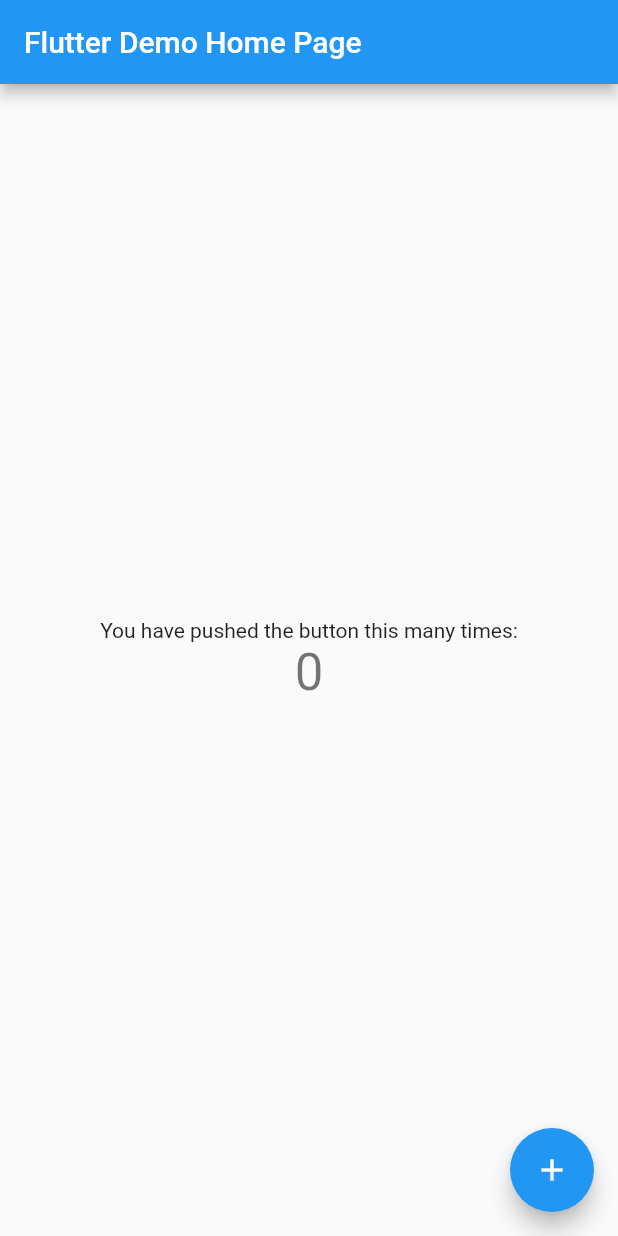
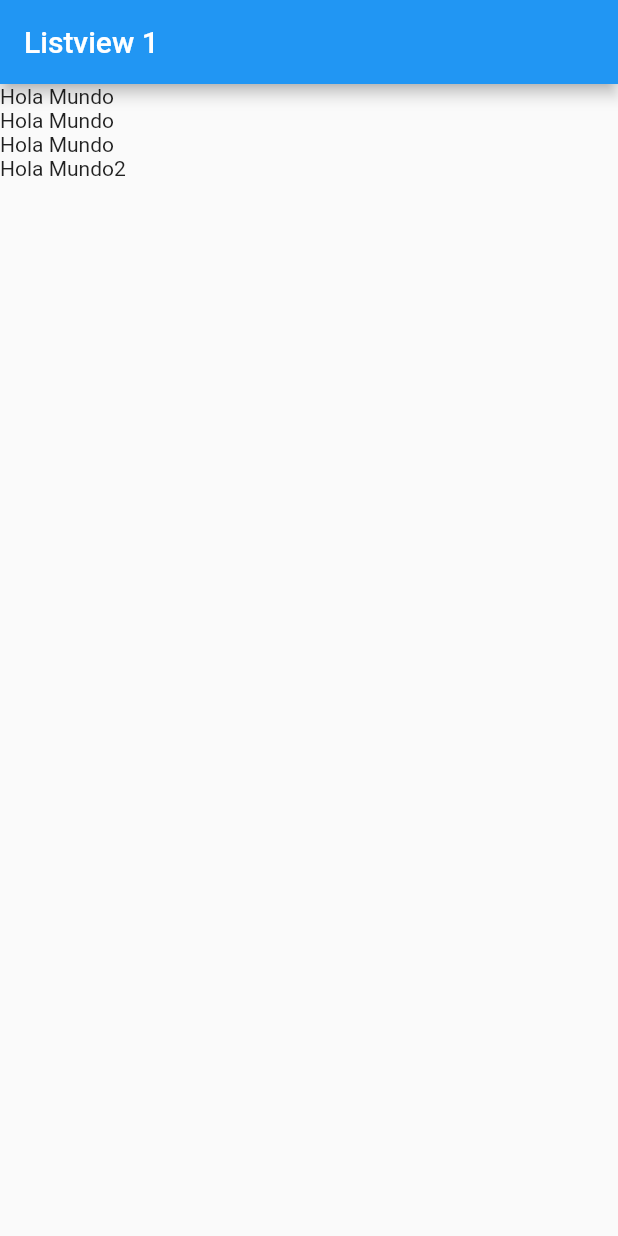
Before and after one commit to nesmaba/peliculas_flutter, a Flutter app: the screen it shows after launch, on a phone screen of 412 x 824 dp. Run offline on Flutter 3.47's test engine with Material 2 defaults, Android fonts, the light colour scheme and no system bars.

Commit message:
Listview

```diff
--- a/lib/main.dart
+++ b/lib/main.dart
@@ -1,4 +1,5 @@
 import 'package:flutter/material.dart';
+import 'package:peliculas_flutter/screens/listview1_screen.dart';
 
 void main() {
   runApp(const MyApp());
@@ -69,47 +70,10 @@
     // The Flutter framework has been optimized to make rerunning build methods
     // fast, so that you can just rebuild anything that needs updating rather
     // than having to individually change instances of widgets.
-    return Scaffold(
-      appBar: AppBar(
-        // Here we take the value from the MyHomePage object that was created by
-        // the App.build method, and use it to set our appbar title.
-        title: Text(widget.title),
-      ),
-      body: Center(
-        // Center is a layout widget. It takes a single child and positions it
-        // in the middle of the parent.
-        child: Column(
-          // Column is also a layout widget. It takes a list of children and
-          // arranges them vertically. By default, it sizes itself to fit its
-          // children horizontally, and tries to be as tall as its parent.
-          //
-          // Invoke "debug painting" (press "p" in the console, choose the
-          // "Toggle Debug Paint" action from the Flutter Inspector in Android
-          // Studio, or the "Toggle Debug Paint" command in Visual Studio Code)
-          // to see the wireframe for each widget.
-          //
-          // Column has various properties to control how it sizes itself and
-          // how it positions its children. Here we use mainAxisAlignment to
-          // center the children vertically; the main axis here is the vertical
-          // axis because Columns are vertical (the cross axis would be
-          // horizontal).
-          mainAxisAlignment: MainAxisAlignment.center,
-          children: <Widget>[
-            const Text(
-              'You have pushed the button this many times:',
-            ),
-            Text(
-              '$_counter',
-              style: Theme.of(context).textTheme.headline4,
-            ),
-          ],
-        ),
-      ),
-      floatingActionButton: FloatingActionButton(
-        onPressed: _incrementCounter,
-        tooltip: 'Increment',
-        child: const Icon(Icons.add),
-      ), // This trailing comma makes auto-formatting nicer for build methods.
+    return const MaterialApp(
+      debugShowCheckedModeBanner: false,
+      title: "ListView1",
+      home: Listview1Screen(),
     );
   }
 }
--- /dev/null
+++ b/lib/screens/listview1_screen.dart
@@ -0,0 +1,22 @@
+import 'package:flutter/material.dart';
+
+class Listview1Screen extends StatelessWidget {
+  const Listview1Screen({Key? key}) : super(key: key);
+
+  @override
+  Widget build(BuildContext context) {
+    return Scaffold(
+      appBar: AppBar(
+        title: Text("Listview 1"),
+      ),
+      body: ListView(
+        children: [
+          Text("Hola Mundo"),
+          Text("Hola Mundo"),
+          Text("Hola Mundo"),
+          Text("Hola Mundo2 ")
+        ],
+      ),
+    );
+  }
+}
```
